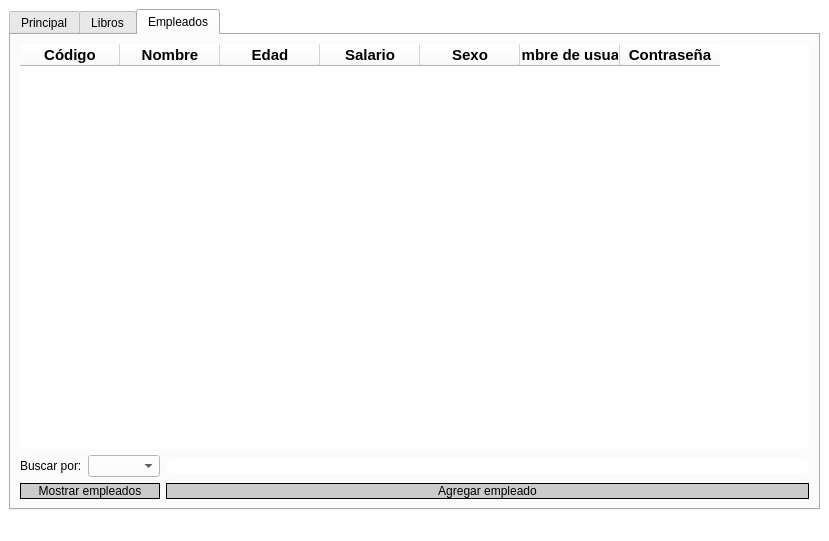
AdrianPrietoLozano/biblioteca, file mainwindow.ui: the form before one commit.
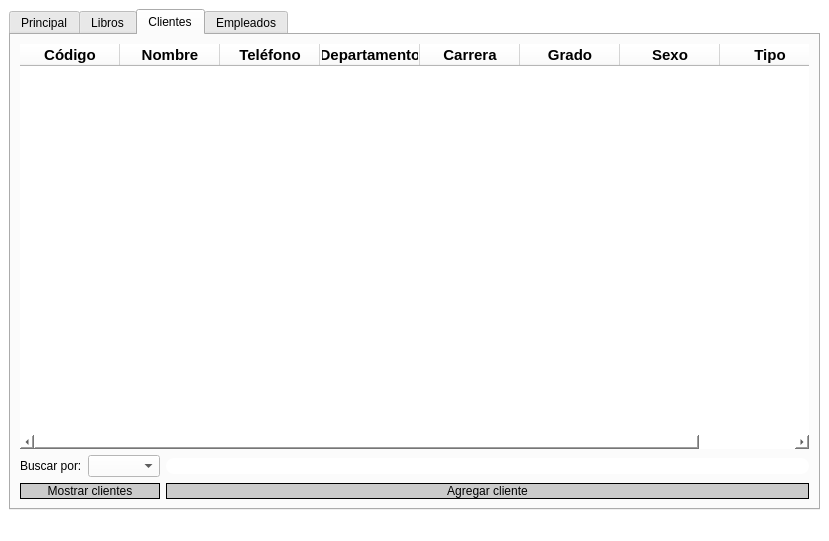
The form after the commit. Icons and pictures are not drawn.

Commit message: Se pueden hacer búsquedas, inserciones, modificaciones y eliminarciones para los clientes

```diff
--- a/mainwindow.ui
+++ b/mainwindow.ui
@@ -507,6 +507,182 @@
         </item>
        </layout>
       </widget>
+      <widget class="QWidget" name="tabClientes">
+       <attribute name="title">
+        <string>Clientes</string>
+       </attribute>
+       <layout class="QGridLayout" name="gridLayout_4">
+        <item row="0" column="0" colspan="3">
+         <widget class="QTableWidget" name="tableClientes">
+          <property name="enabled">
+           <bool>true</bool>
+          </property>
+          <property name="minimumSize">
+           <size>
+            <width>787</width>
+            <height>390</height>
+           </size>
+          </property>
+          <property name="styleSheet">
+           <string notr="true">border-image: none;
+background-color: rgb(255, 255, 255);
+border-radius: 8px;</string>
+          </property>
+          <property name="editTriggers">
+           <set>QAbstractItemView::NoEditTriggers</set>
+          </property>
+          <column>
+           <property name="text">
+            <string>Código</string>
+           </property>
+           <property name="font">
+            <font>
+             <pointsize>11</pointsize>
+             <weight>75</weight>
+             <bold>true</bold>
+            </font>
+           </property>
+          </column>
+          <column>
+           <property name="text">
+            <string>Nombre</string>
+           </property>
+           <property name="font">
+            <font>
+             <pointsize>11</pointsize>
+             <weight>75</weight>
+             <bold>true</bold>
+            </font>
+           </property>
+          </column>
+          <column>
+           <property name="text">
+            <string>Teléfono</string>
+           </property>
+           <property name="font">
+            <font>
+             <pointsize>11</pointsize>
+             <weight>75</weight>
+             <bold>true</bold>
+            </font>
+           </property>
+          </column>
+          <column>
+           <property name="text">
+            <string>Departamento</string>
+           </property>
+           <property name="font">
+            <font>
+             <pointsize>11</pointsize>
+             <weight>75</weight>
+             <bold>true</bold>
+            </font>
+           </property>
+          </column>
+          <column>
+           <property name="text">
+            <string>Carrera</string>
+           </property>
+           <property name="font">
+            <font>
+             <pointsize>11</pointsize>
+             <weight>75</weight>
+             <bold>true</bold>
+            </font>
+           </property>
+          </column>
+          <column>
+           <property name="text">
+            <string>Grado</string>
+           </property>
+           <property name="font">
+            <font>
+             <pointsize>11</pointsize>
+             <weight>75</weight>
+             <bold>true</bold>
+            </font>
+           </property>
+          </column>
+          <column>
+           <property name="text">
+            <string>Sexo</string>
+           </property>
+           <property name="font">
+            <font>
+             <pointsize>11</pointsize>
+             <weight>75</weight>
+             <bold>true</bold>
+            </font>
+           </property>
+          </column>
+          <column>
+           <property name="text">
+            <string>Tipo</string>
+           </property>
+           <property name="font">
+            <font>
+             <pointsize>11</pointsize>
+             <weight>75</weight>
+             <bold>true</bold>
+            </font>
+           </property>
+          </column>
+         </widget>
+        </item>
+        <item row="1" column="0">
+         <widget class="QLabel" name="label_6">
+          <property name="styleSheet">
+           <string notr="true">border-image: none;
+background: none;</string>
+          </property>
+          <property name="text">
+           <string>Buscar por:</string>
+          </property>
+         </widget>
+        </item>
+        <item row="1" column="1">
+         <widget class="QComboBox" name="comboBoxClientes">
+          <property name="styleSheet">
+           <string notr="true">border-image: none;
+background-color: rgb(255, 255, 255);</string>
+          </property>
+         </widget>
+        </item>
+        <item row="1" column="2">
+         <widget class="QLineEdit" name="lineBuscarClientes">
+          <property name="styleSheet">
+           <string notr="true">border-image: none;
+border-radius: 8px;
+background-color: none;</string>
+          </property>
+         </widget>
+        </item>
+        <item row="2" column="0" colspan="2">
+         <widget class="QPushButton" name="botonMostrarClientes">
+          <property name="styleSheet">
+           <string notr="true">border-image: none;
+border: 1px solid rgb(0, 0, 0);
+background-color: rgb(203, 203, 203);</string>
+          </property>
+          <property name="text">
+           <string>Mostrar clientes</string>
+          </property>
+         </widget>
+        </item>
+        <item row="2" column="2">
+         <widget class="QPushButton" name="botonAgregarClientes">
+          <property name="styleSheet">
+           <string notr="true">border-image: none;
+border: 1px double rgb(0, 0, 0);
+background-color: rgb(203, 203, 203);</string>
+          </property>
+          <property name="text">
+           <string>Agregar cliente</string>
+          </property>
+         </widget>
+        </item>
+       </layout>
+      </widget>
       <widget class="QWidget" name="tabEmpleados">
        <attribute name="title">
         <string>Empleados</string>
```
The commit also changes 10 other files.
